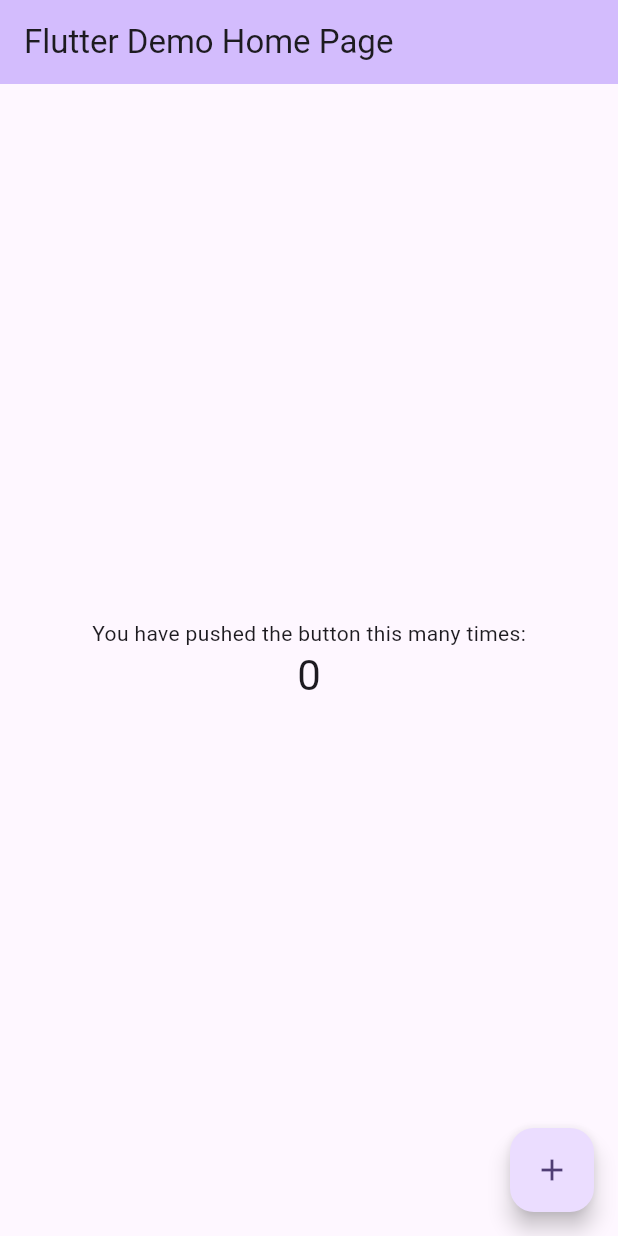
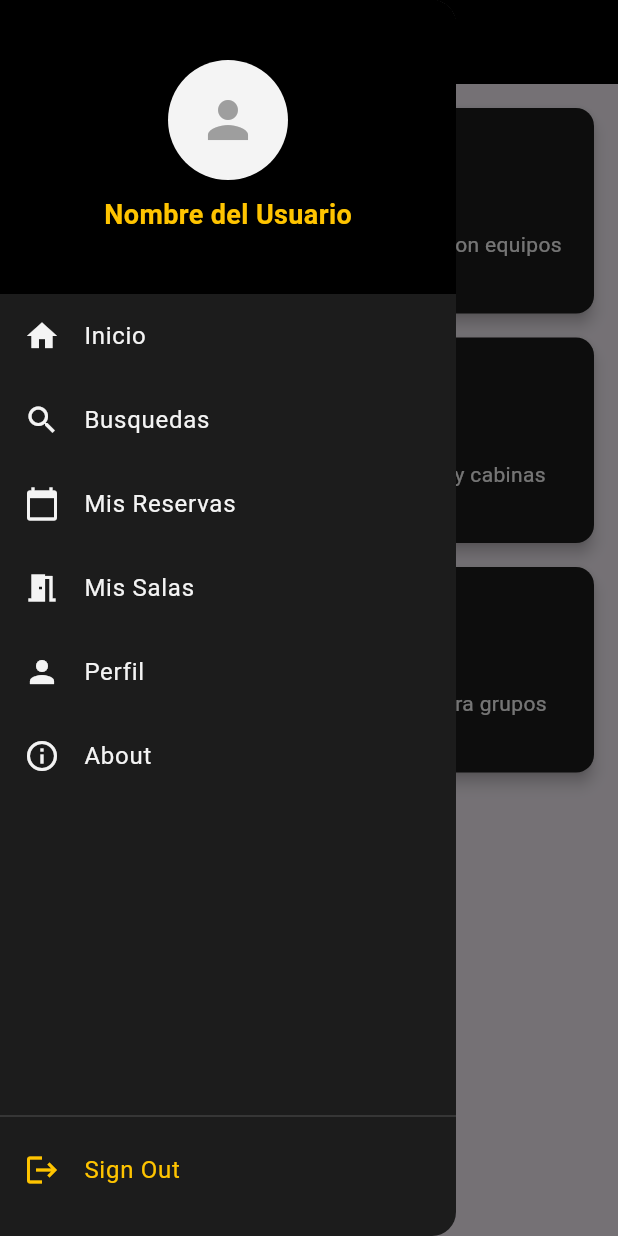
Before and after one commit to St3v3R0s3r0/QuitoJam, a Flutter app: the screen it shows after launch, with the side drawer open (before the commit the screen has no drawer), on a phone screen of 412 x 824 dp. Run offline on Flutter 3.47's test engine with Material 3 defaults, Android fonts, the phone set to English and light mode, and no system bars.

Commit message:
2do Push Pantalla de Inicio - Bocetos Principales

```diff
--- a/lib/main.dart
+++ b/lib/main.dart
@@ -1,4 +1,5 @@
 import 'package:flutter/material.dart';
+import 'package:quitojam_1/screens/users/welcome.dart';
 
 void main() {
   runApp(const MyApp());
@@ -11,7 +12,7 @@
   @override
   Widget build(BuildContext context) {
     return MaterialApp(
-      title: 'Flutter Demo',
+      title: 'Quito Jam',
       theme: ThemeData(
         // This is the theme of your application.
         //
@@ -30,7 +31,7 @@
         // tested with just a hot reload.
         colorScheme: ColorScheme.fromSeed(seedColor: Colors.deepPurple),
       ),
-      home: const MyHomePage(title: 'Flutter Demo Home Page'),
+      home: const WelcomeScreen(),
     );
   }
 }
--- /dev/null
+++ b/lib/screens/users/show_rooms.dart
@@ -0,0 +1,95 @@
+import 'package:flutter/material.dart';
+import 'package:quitojam_1/widgets/custom_drawer.dart';
+import 'package:quitojam_1/styles/colors/colors.dart'; // Importa tu clase de colores
+
+class ShowRoomsScreen extends StatelessWidget {
+  const ShowRoomsScreen({super.key});
+
+  final List<Map<String, String>> salas = const [
+    {
+      'nombre': 'Sala Reverb',
+      'ubicacion': 'Centro Histórico, Quito',
+      'descripcion':
+          'Espacio acústico para bandas pequeñas con equipos básicos.',
+    },
+    {
+      'nombre': 'Estudio Decibel',
+      'ubicacion': 'La Floresta, Quito',
+      'descripcion':
+          'Sala profesional con consola, micrófonos y cabinas de grabación.',
+    },
+    {
+      'nombre': 'Sound Garage',
+      'ubicacion': 'Carcelén, Quito',
+      'descripcion':
+          'Amplia sala para ensayos en vivo, ideal para grupos grandes.',
+    },
+  ];
+
+  @override
+  Widget build(BuildContext context) {
+    return Scaffold(
+      drawer: const CustomDrawer(isAuthenticated: true),
+      appBar: AppBar(
+        backgroundColor: AppColors.skyline,
+        title: const Text(
+          'Buscar salas de ensayo',
+          style: TextStyle(color: AppColors.brightLights),
+        ),
+        iconTheme: const IconThemeData(color: AppColors.brightLights),
+        elevation: 0,
+      ),
+      body: ListView.builder(
+        padding: const EdgeInsets.all(16),
+        itemCount: salas.length,
+        itemBuilder: (context, index) {
+          final sala = salas[index];
+          return Card(
+            color: AppColors.steel,
+            elevation: 4,
+            margin: const EdgeInsets.only(bottom: 16),
+            shape: RoundedRectangleBorder(
+              borderRadius: BorderRadius.circular(12),
+            ),
+            child: Padding(
+              padding: const EdgeInsets.all(16),
+              child: Column(
+                crossAxisAlignment: CrossAxisAlignment.start,
+                children: [
+                  Text(
+                    sala['nombre']!,
+                    style: const TextStyle(
+                      fontSize: 20,
+                      fontWeight: FontWeight.bold,
+                      color: AppColors.brightLights,
+                    ),
+                  ),
+                  const SizedBox(height: 8),
+                  Row(
+                    children: [
+                      const Icon(
+                        Icons.location_on,
+                        color: Colors.white70,
+                        size: 16,
+                      ),
+                      const SizedBox(width: 4),
+                      Text(
+                        sala['ubicacion']!,
+                        style: const TextStyle(color: Colors.white70),
+                      ),
+                    ],
+                  ),
+                  const SizedBox(height: 8),
+                  Text(
+                    sala['descripcion']!,
+                    style: const TextStyle(color: Colors.white),
+                  ),
+                ],
+              ),
+            ),
+          );
+        },
+      ),
+    );
+  }
+}
--- /dev/null
+++ b/lib/screens/users/welcome.dart
@@ -0,0 +1,38 @@
+import 'dart:async';
+import 'package:flutter/material.dart';
+import 'show_rooms.dart';
+
+class WelcomeScreen extends StatefulWidget {
+  const WelcomeScreen({super.key});
+
+  @override
+  State<WelcomeScreen> createState() => _WelcomeScreenState();
+}
+
+class _WelcomeScreenState extends State<WelcomeScreen> {
+  @override
+  void initState() {
+    super.initState();
+    Timer(const Duration(milliseconds: 2500), () {
+      Navigator.of(context).pushReplacement(
+        MaterialPageRoute(builder: (context) => const ShowRoomsScreen()),
+      );
+    });
+  }
+
+  @override
+  Widget build(BuildContext context) {
+    return Scaffold(
+      backgroundColor: const Color(0xFF000000), // Skyline
+      body: Center(
+        child: Column(
+          mainAxisAlignment: MainAxisAlignment.center,
+          children: [
+            Image.asset('assets/logo.png', width: 400, height: 400),
+            const SizedBox(height: 15),
+          ],
+        ),
+      ),
+    );
+  }
+}
--- /dev/null
+++ b/lib/styles/colors/colors.dart
@@ -0,0 +1,11 @@
+// lib/theme/app_colors.dart
+
+import 'package:flutter/material.dart';
+
+class AppColors {
+  static const Color skyline = Color(0xFF000000); // Fondo principal
+  static const Color steel = Color(0xFF1C1C1C); // Cards, drawer
+  static const Color cement = Color(0xFF3F3F3F); // Dividers o hover
+  static const Color classic = Color(0xFFF4F4F4); // Texto claro
+  static const Color brightLights = Color(0xFFFFC400); // Acento principal
+}
--- /dev/null
+++ b/lib/widgets/custom_drawer.dart
@@ -0,0 +1,89 @@
+import 'package:flutter/material.dart';
+
+//Navbar el cual se lo puede referenciar en cualquier apartadod de la aplicación.
+
+class CustomDrawer extends StatelessWidget {
+  final bool isAuthenticated;
+
+  const CustomDrawer({super.key, required this.isAuthenticated});
+
+  // Tus colores
+  static const skyline = Color(0xFF000000);
+  static const steel = Color(0xFF1C1C1C);
+  static const cement = Color(0xFF3F3F3F);
+  static const classic = Color(0xFFF4F4F4);
+  static const brightLights = Color(0xFFFFC400);
+
+  @override
+  Widget build(BuildContext context) {
+    return Drawer(
+      backgroundColor: steel,
+      child: Column(
+        children: [
+          Container(
+            width: double.infinity,
+            padding: const EdgeInsets.symmetric(vertical: 40),
+            color: skyline,
+            child: Column(
+              children: const [
+                CircleAvatar(
+                  radius: 40,
+                  backgroundColor: classic,
+                  child: Icon(Icons.person, size: 40, color: Colors.grey),
+                ),
+                SizedBox(height: 10),
+                Text(
+                  'Nombre del Usuario',
+                  style: TextStyle(
+                    fontSize: 18,
+                    fontWeight: FontWeight.bold,
+                    color: brightLights,
+                  ),
+                ),
+              ],
+            ),
+          ),
+          Expanded(
+            child: ListView(
+              padding: EdgeInsets.zero,
+              children: [
+                _drawerItem(Icons.home, 'Inicio'),
+                _drawerItem(Icons.search, 'Busquedas'),
+                _drawerItem(Icons.calendar_today, 'Mis Reservas'),
+                _drawerItem(Icons.meeting_room, 'Mis Salas'),
+                _drawerItem(Icons.person, 'Perfil'),
+                _drawerItem(Icons.info_outline, 'About'),
+              ],
+            ),
+          ),
+          const Divider(color: cement),
+          ListTile(
+            leading: Icon(
+              isAuthenticated ? Icons.logout : Icons.login,
+              color: brightLights,
+            ),
+            title: Text(
+              isAuthenticated ? 'Sign Out' : 'Sign In',
+              style: const TextStyle(color: brightLights),
+            ),
+            onTap: () {
+              // TODO: lógica de sesión
+            },
+          ),
+          const SizedBox(height: 16),
+        ],
+      ),
+    );
+  }
+
+  Widget _drawerItem(IconData icon, String title) {
+    return ListTile(
+      leading: Icon(icon, color: classic),
+      title: Text(title, style: const TextStyle(color: classic)),
+      hoverColor: cement.withOpacity(0.2),
+      onTap: () {
+        // TODO: Navegación
+      },
+    );
+  }
+}
--- a/pubspec.yaml
+++ b/pubspec.yaml
@@ -58,9 +58,8 @@ flutter:
   uses-material-design: true
 
   # To add assets to your application, add an assets section, like this:
-  # assets:
-  #   - images/a_dot_burr.jpeg
-  #   - images/a_dot_ham.jpeg
+  assets:
+    - assets/logo.png
 
   # An image asset can refer to one or more resolution-specific "variants", see
   # https://flutter.dev/to/resolution-aware-images
```
Also changed, not shown: assets/logo.png (added).
